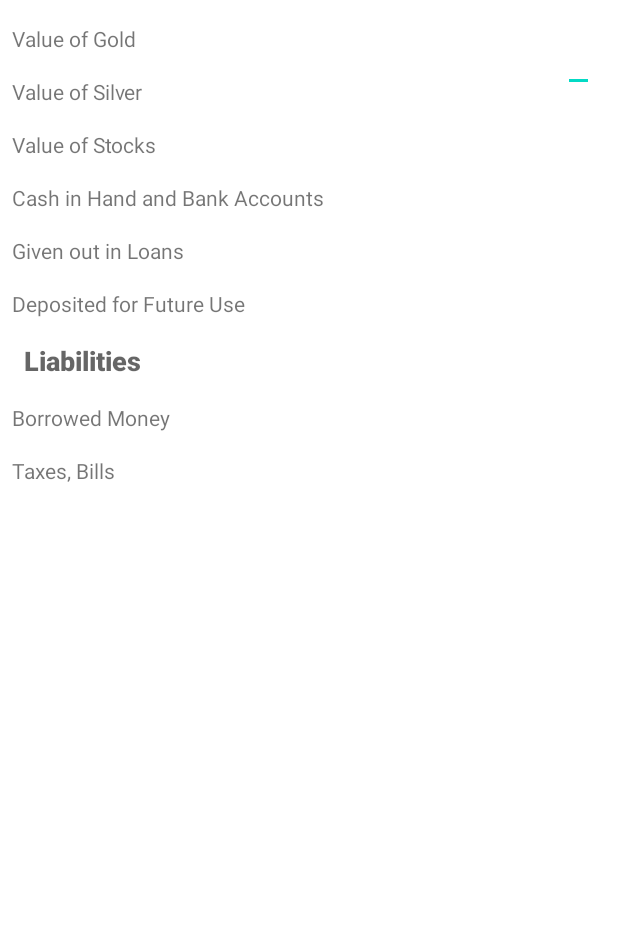
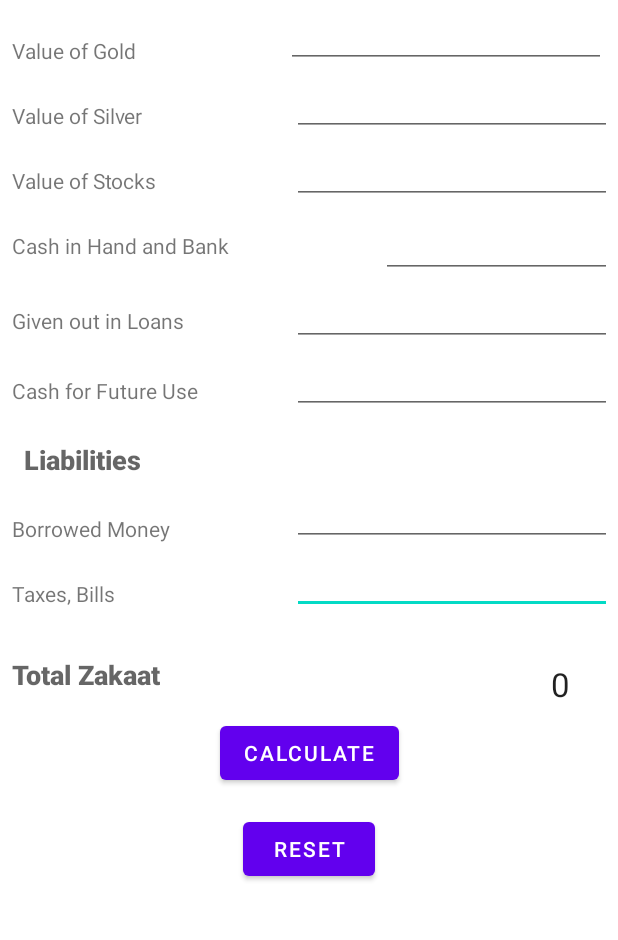
Before and after one commit to IqrarH/Zakaat_Calculator_Android, an Android app: the screen it shows after launch (MainActivity), on a phone screen of 412 x 824 dp, the part 140-1080 px from its top. Run offline under Robolectric (Android 15) with nearby library versions, the phone set to English and light mode, and no system bars.

Commit message:
Edit Text added

```diff
--- a/app/src/main/res/layout/activity_main.xml
+++ b/app/src/main/res/layout/activity_main.xml
@@ -5,6 +5,88 @@
     android:layout_width="match_parent"
     android:layout_height="match_parent"
     tools:context=".MainActivity">
+
+    <TextView
+        android:id="@+id/textView10"
+        android:layout_width="wrap_content"
+        android:layout_height="wrap_content"
+        android:layout_marginStart="8dp"
+        android:layout_marginTop="32dp"
+        android:fontFamily="sans-serif-black"
+        android:text="Total Zakaat"
+        android:textAppearance="@style/TextAppearance.AppCompat.Medium"
+        app:layout_constraintStart_toStartOf="parent"
+        app:layout_constraintTop_toBottomOf="@+id/textView9" />
+
+    <EditText
+        android:id="@+id/editTextNumberDecimal9"
+        android:layout_width="wrap_content"
+        android:layout_height="wrap_content"
+        android:layout_marginEnd="4dp"
+        android:ems="10"
+        android:inputType="numberDecimal"
+        app:layout_constraintEnd_toEndOf="parent"
+        app:layout_constraintTop_toBottomOf="@+id/editTextNumberDecimal8" />
+
+    <EditText
+        android:id="@+id/editTextNumberDecimal8"
+        android:layout_width="wrap_content"
+        android:layout_height="wrap_content"
+        android:layout_marginEnd="4dp"
+        android:ems="10"
+        android:inputType="numberDecimal"
+        app:layout_constraintEnd_toEndOf="parent"
+        app:layout_constraintTop_toBottomOf="@+id/textView7" />
+
+    <EditText
+        android:id="@+id/editTextNumberDecimal7"
+        android:layout_width="wrap_content"
+        android:layout_height="wrap_content"
+        android:layout_marginEnd="4dp"
+        android:ems="10"
+        android:inputType="numberDecimal"
+        app:layout_constraintEnd_toEndOf="parent"
+        app:layout_constraintTop_toBottomOf="@+id/editTextNumberDecimal6" />
+
+    <EditText
+        android:id="@+id/editTextNumberDecimal6"
+        android:layout_width="wrap_content"
+        android:layout_height="wrap_content"
+        android:layout_marginEnd="4dp"
+        android:ems="10"
+        android:inputType="numberDecimal"
+        app:layout_constraintEnd_toEndOf="parent"
+        app:layout_constraintTop_toBottomOf="@+id/editTextNumberDecimal5" />
+
+    <EditText
+        android:id="@+id/editTextNumberDecimal5"
+        android:layout_width="154dp"
+        android:layout_height="49dp"
+        android:layout_marginEnd="4dp"
+        android:ems="10"
+        android:inputType="numberDecimal"
+        app:layout_constraintEnd_toEndOf="parent"
+        app:layout_constraintTop_toBottomOf="@+id/editTextNumberDecimal4" />
+
+    <EditText
+        android:id="@+id/editTextNumberDecimal4"
+        android:layout_width="wrap_content"
+        android:layout_height="wrap_content"
+        android:layout_marginEnd="4dp"
+        android:ems="10"
+        android:inputType="numberDecimal"
+        app:layout_constraintEnd_toEndOf="parent"
+        app:layout_constraintTop_toBottomOf="@+id/editTextNumberDecimal2" />
+
+    <EditText
+        android:id="@+id/editTextNumberDecimal2"
+        android:layout_width="wrap_content"
+        android:layout_height="wrap_content"
+        android:layout_marginEnd="4dp"
+        android:ems="10"
+        android:inputType="numberDecimal"
+        app:layout_constraintEnd_toEndOf="parent"
+        app:layout_constraintTop_toBottomOf="@+id/editTextNumberDecimal" />
 
     <TextView
         android:id="@+id/headingtv"
@@ -24,17 +106,9 @@
         android:layout_width="wrap_content"
         android:layout_height="wrap_content"
         android:layout_marginStart="8dp"
-        android:layout_marginTop="16dp"
+        android:layout_marginTop="24dp"
         android:text="Value of Gold"
         app:layout_constraintStart_toStartOf="parent"
-        app:layout_constraintTop_toBottomOf="@+id/headingtv" />
-
-    <EditText
-        android:layout_width="wrap_content"
-        android:layout_height="wrap_content"
-        android:layout_marginTop="16dp"
-        android:layout_marginEnd="16dp"
-        app:layout_constraintEnd_toEndOf="parent"
         app:layout_constraintTop_toBottomOf="@+id/headingtv" />
 
     <TextView
@@ -42,7 +116,7 @@
         android:layout_width="wrap_content"
         android:layout_height="wrap_content"
         android:layout_marginStart="8dp"
-        android:layout_marginTop="16dp"
+        android:layout_marginTop="24dp"
         android:text="Value of Silver"
         app:layout_constraintStart_toStartOf="parent"
         app:layout_constraintTop_toBottomOf="@+id/textView" />
@@ -52,18 +126,18 @@
         android:layout_width="wrap_content"
         android:layout_height="wrap_content"
         android:layout_marginStart="8dp"
-        android:layout_marginTop="16dp"
+        android:layout_marginTop="24dp"
         android:text="Value of Stocks"
         app:layout_constraintStart_toStartOf="parent"
         app:layout_constraintTop_toBottomOf="@+id/textView2" />
 
     <TextView
         android:id="@+id/textView4"
-        android:layout_width="wrap_content"
-        android:layout_height="wrap_content"
+        android:layout_width="176dp"
+        android:layout_height="18dp"
         android:layout_marginStart="8dp"
-        android:layout_marginTop="16dp"
-        android:text="Cash in Hand and Bank Accounts"
+        android:layout_marginTop="24dp"
+        android:text="Cash in Hand and Bank"
         app:layout_constraintStart_toStartOf="parent"
         app:layout_constraintTop_toBottomOf="@+id/textView3" />
 
@@ -72,7 +146,7 @@
         android:layout_width="wrap_content"
         android:layout_height="wrap_content"
         android:layout_marginStart="8dp"
-        android:layout_marginTop="16dp"
+        android:layout_marginTop="32dp"
         android:text="Given out in Loans"
         app:layout_constraintStart_toStartOf="parent"
         app:layout_constraintTop_toBottomOf="@+id/textView4" />
@@ -82,8 +156,8 @@
         android:layout_width="wrap_content"
         android:layout_height="wrap_content"
         android:layout_marginStart="8dp"
-        android:layout_marginTop="16dp"
-        android:text="Deposited for Future Use"
+        android:layout_marginTop="27dp"
+        android:text="Cash for Future Use"
         app:layout_constraintStart_toStartOf="parent"
         app:layout_constraintTop_toBottomOf="@+id/textView5" />
 
@@ -92,7 +166,7 @@
         android:layout_width="wrap_content"
         android:layout_height="wrap_content"
         android:layout_marginStart="16dp"
-        android:layout_marginTop="16dp"
+        android:layout_marginTop="24dp"
         android:fontFamily="sans-serif-black"
         android:text="Liabilities"
         android:textAppearance="@style/TextAppearance.AppCompat.Medium"
@@ -104,7 +178,7 @@
         android:layout_width="wrap_content"
         android:layout_height="wrap_content"
         android:layout_marginStart="8dp"
-        android:layout_marginTop="16dp"
+        android:layout_marginTop="24dp"
         android:text="Borrowed Money"
         app:layout_constraintStart_toStartOf="parent"
         app:layout_constraintTop_toBottomOf="@+id/textView7" />
@@ -114,9 +188,50 @@
         android:layout_width="wrap_content"
         android:layout_height="wrap_content"
         android:layout_marginStart="8dp"
-        android:layout_marginTop="16dp"
+        android:layout_marginTop="24dp"
         android:text="Taxes, Bills"
         app:layout_constraintStart_toStartOf="parent"
         app:layout_constraintTop_toBottomOf="@+id/textView8" />
 
+    <EditText
+        android:id="@+id/editTextNumberDecimal"
+        android:layout_width="wrap_content"
+        android:layout_height="wrap_content"
+        android:layout_marginEnd="8dp"
+        android:ems="10"
+        android:inputType="numberDecimal"
+        app:layout_constraintEnd_toEndOf="parent"
+        app:layout_constraintTop_toBottomOf="@+id/headingtv" />
+
+    <TextView
+        android:id="@+id/textView11"
+        android:layout_width="wrap_content"
+        android:layout_height="wrap_content"
+        android:layout_marginTop="32dp"
+        android:layout_marginEnd="32dp"
+        android:text="0"
+        android:textAppearance="@style/TextAppearance.AppCompat.Large"
+        app:layout_constraintEnd_toEndOf="parent"
+        app:layout_constraintTop_toBottomOf="@+id/editTextNumberDecimal9" />
+
+    <Button
+        android:id="@+id/button3"
+        android:layout_width="wrap_content"
+        android:layout_height="wrap_content"
+        android:layout_marginTop="16dp"
+        android:text="Calculate"
+        app:layout_constraintEnd_toEndOf="parent"
+        app:layout_constraintStart_toStartOf="parent"
+        app:layout_constraintTop_toBottomOf="@+id/textView10" />
+
+    <Button
+        android:id="@+id/button4"
+        android:layout_width="wrap_content"
+        android:layout_height="wrap_content"
+        android:layout_marginTop="16dp"
+        android:text="Reset"
+        app:layout_constraintEnd_toEndOf="parent"
+        app:layout_constraintStart_toStartOf="parent"
+        app:layout_constraintTop_toBottomOf="@+id/button3" />
+
 </androidx.constraintlayout.widget.ConstraintLayout>
```
